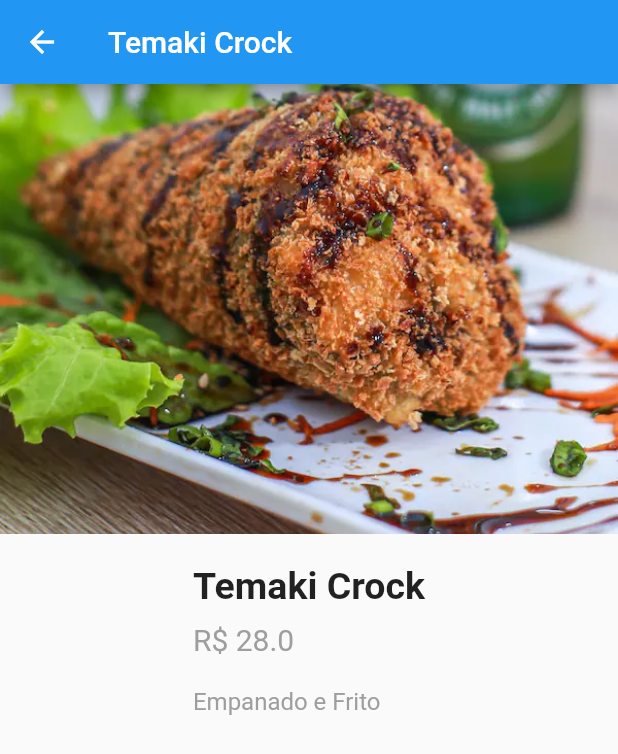
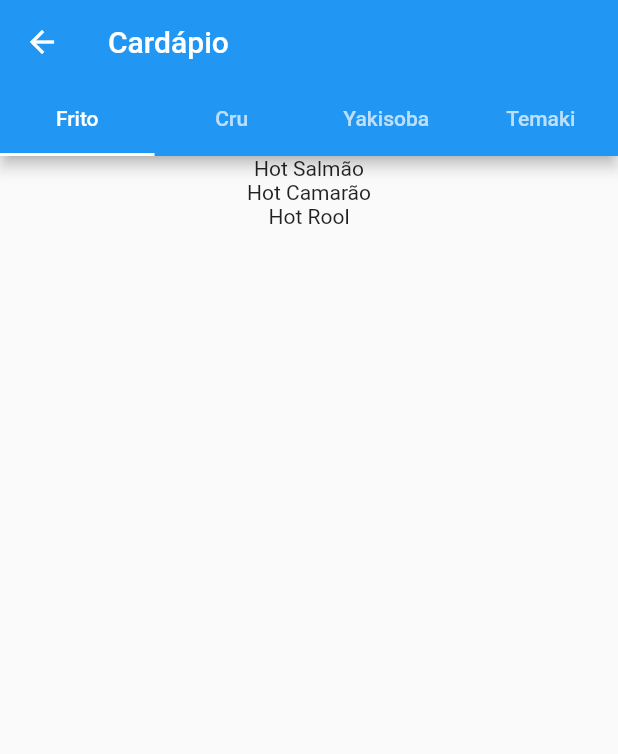
Before and after one commit to BrunoCarvalhoSI/app_oxesushi, a Flutter app: the screen it shows after launch, after a tap on "Cardápio", on a phone screen of 412 x 824 dp. Shown: the top 754 px of the screen. Run offline on Flutter 3.47's test engine with Material 2 defaults, Android fonts, the phone set to English and light mode, and no system bars.

Commit message:
tela inicial

```diff
--- a/lib/screens/tela_detalhes_produto.dart
+++ b/lib/screens/tela_detalhes_produto.dart
@@ -12,20 +12,18 @@ class ProductDetailScreen extends StatelessWidget {
     this.productImage,
     this.productPrice,
     this.productDescription,
+    int productQuantity,
   }) : super(key: key);
 
   @override
   Widget build(BuildContext context) {
     return Scaffold(
-      appBar: AppBar(
-        title: Text(productName),
-      ),
       body: SingleChildScrollView(
         child: Column(
           children: [
             SizedBox(
-              height: 300,
-              width: double.infinity,
+              height: 100,
+              width: 100,
               child: Image.asset(
                 productImage,
                 fit: BoxFit.cover,
--- a/lib/screens/tela_inicio.dart
+++ b/lib/screens/tela_inicio.dart
@@ -1,7 +1,5 @@
-import 'dart:js';
-
 import 'package:flutter/material.dart';
-import '../screens/tela_detalhes_produto.dart';
+import '../screens/tela_menu.dart';
 
 class HomeScreen extends StatelessWidget {
   @override
@@ -24,13 +22,7 @@ class HomeScreen extends StatelessWidget {
                 Navigator.push(
                   context,
                   MaterialPageRoute(
-                    builder: (context) => ProductDetailScreen(
-                      key: const Key("1"),
-                      productImage: "imagens/temaki_crocante.png",
-                      productName: "Temaki Crock",
-                      productDescription: "Empanado e Frito",
-                      productPrice: 28.00,
-                    ),
+                    builder: (context) => MenuScreen(),
                   ),
                 );
               },
--- /dev/null
+++ b/lib/screens/tela_menu.dart
@@ -0,0 +1,63 @@
+import '../screens/tela_detalhes_produto.dart';
+import 'package:flutter/material.dart';
+
+class MenuScreen extends StatefulWidget {
+  const MenuScreen({Key key}) : super(key: key);
+
+  @override
+  State<MenuScreen> createState() => _MenuScreenState();
+}
+
+class _MenuScreenState extends State<MenuScreen> {
+  List products = ['Hot Salmão', 'Hot Camarão', 'Hot Rool'];
+  int _quantity = 0;
+
+  @override
+  Widget build(BuildContext context) {
+    return DefaultTabController(
+      length: 3,
+      child: Scaffold(
+        appBar: AppBar(
+          title: Text('Cardápio'),
+          // ignore: prefer_const_constructors
+          bottom: TabBar(
+            tabs: const [
+              Tab(text: 'Frito'),
+              Tab(text: 'Cru'),
+              Tab(text: 'Yakisoba'),
+              Tab(text: 'Temaki')
+            ],
+          ),
+        ),
+        body: TabBarView(
+          children: [
+            ListView.builder(
+              itemCount: products.length,
+              itemBuilder: (BuildContext context, int index) {
+                return InkWell(
+                  onTap: () {
+                    Navigator.push(
+                      context,
+                      MaterialPageRoute(
+                        builder: (BuildContext context) => ProductDetailScreen(
+                            key: Key("123"),
+                            productDescription: 'temaki',
+                            productImage: ('imagens/temaki_crocante.png'),
+                            productPrice: 2500,
+                            productName: products[index],
+                            productQuantity: _quantity),
+                      ),
+                    );
+                  },
+                  child: Center(child: Text(products[index])),
+                );
+              },
+            ),
+            Center(child: Text('Hots')),
+            Center(child: Text('Crus')),
+          ],
+        ),
+      ),
+    );
+  }
+}
--- a/pubspec.yaml
+++ b/pubspec.yaml
@@ -58,5 +58,6 @@ flutter:
   # included with your application, so that you can use the icons in
   # the material Icons class.
   uses-material-design: true
+
   assets:
     - imagens/
```
